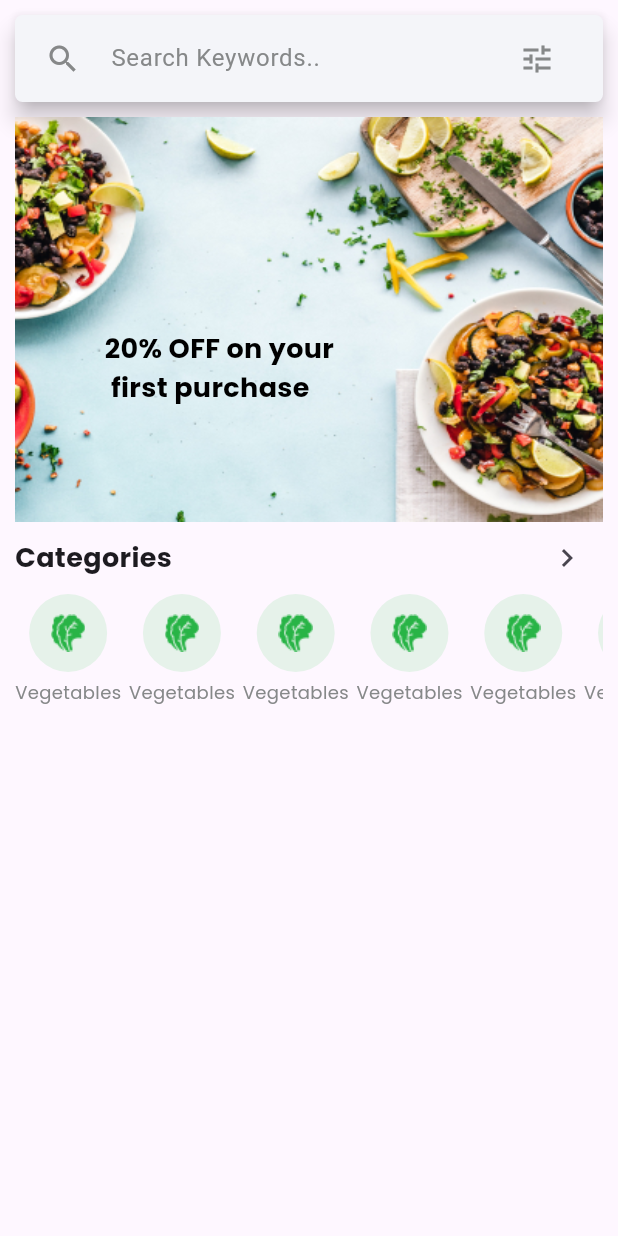
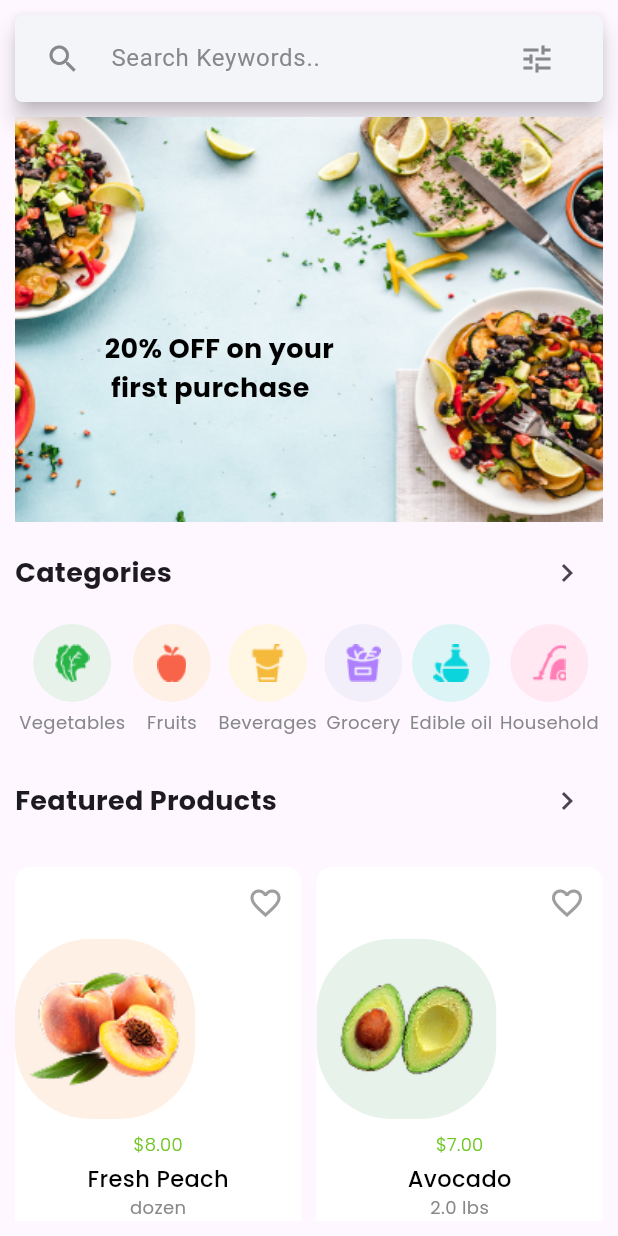
Before and after one commit to Omaralkhanjy94/grocery_app, a Flutter app: the HomeScreen screen opened by its route, on a phone screen of 412 x 824 dp. Run offline on Flutter 3.47's test engine with Material 3 defaults, Android fonts, the phone set to English and light mode, and no system bars; our stand-ins replace google_fonts; missing offline and left inert: short_navigation.

Commit message:
HomePage
I have added categories and features products into home page/screen.

```diff
--- /dev/null
+++ b/lib/models/categories.dart
@@ -0,0 +1,65 @@
+import 'package:flutter/material.dart';
+
+class Category {
+  final String id;
+  final String name;
+  final String imagePath;
+  final Color circleColor;
+  final VoidCallback? onTap;
+  const Category({
+    required this.id,
+    required this.name,
+    required this.imagePath,
+    required this.circleColor,
+    required this.onTap,
+  });
+}
+
+class Categories {
+  static List<Category> getCategories() {
+    return [
+      Category(
+        id: '1',
+        name: 'Vegetables',
+        imagePath: 'assets/images/vegetables.png',
+        circleColor: const Color(0xffE6F2EA),
+        onTap: () {},
+      ),
+      Category(
+        id: '2',
+        name: 'Fruits',
+        imagePath: 'assets/images/fruits.png',
+        circleColor: const Color(0xffFFF0E5),
+        onTap: () {},
+      ),
+      Category(
+        id: '3',
+        name: 'Beverages',
+        imagePath: 'assets/images/beverages.png',
+        circleColor: const Color(0xffFFF6E3),
+        onTap: () {},
+      ),
+      Category(
+        id: '4',
+        name: 'Grocery',
+        imagePath: 'assets/images/grocery.png',
+        circleColor: const Color(0xffF3EFFA),
+        onTap: () {},
+      ),
+      Category(
+        id: '5',
+        name: 'Edible oil',
+        imagePath: 'assets/images/edible_oil.png',
+        circleColor: const Color(0xffDCF4F5),
+        onTap: () {},
+      ),
+      Category(
+        id: '6',
+        name: 'Household',
+        imagePath: 'assets/images/Household.png',
+        circleColor: const Color(0xffFFE8F2),
+        onTap: () {},
+      ),
+    ];
+  }
+}
--- /dev/null
+++ b/lib/models/products.dart
@@ -0,0 +1,75 @@
+import 'package:flutter/material.dart';
+
+class Product {
+  final String id;
+  String name;
+  String imagePath;
+  double price;
+  String? description;
+  bool? isFavorite;
+  Color? circleColor;
+  Product({
+    required this.id,
+    required this.name,
+    required this.imagePath,
+    required this.price,
+    this.description,
+    this.isFavorite = false,
+    this.circleColor,
+  });
+}
+
+class Products {
+  static List<Product> getProducts() {
+    return [
+      Product(
+        id: '1',
+        name: 'Fresh Peach',
+        imagePath: 'assets/images/peach.png',
+        price: 8.00,
+        description: 'dozen',
+        circleColor: const Color(0xffFFF0E5),
+      ),
+      Product(
+        id: '2',
+        name: 'Avocado',
+        imagePath: 'assets/images/avocado.png',
+        price: 7.00,
+        description: '2.0 lbs',
+        circleColor: const Color(0xffE6F2EA),
+      ),
+      Product(
+        id: '3',
+        name: 'Pineapple',
+        imagePath: 'assets/images/pineapple.png',
+        price: 3.99,
+        description: '1.50 lbs',
+        circleColor: const Color(0xffFFF6E3),
+      ),
+      Product(
+        id: '4',
+        name: 'Broccoli',
+        imagePath: 'assets/images/broccoli.png',
+        price: 3.00,
+        description: '1.0 kg',
+        circleColor: const Color(0xffE6F2EA),
+      ),
+      Product(
+        id: '5',
+        name: 'Black Grapes',
+        imagePath: 'assets/images/black_grapes.png',
+        price: 7.05,
+        description: '5.0 lbs',
+        circleColor: const Color(0xFFE2F5AD),
+      ),
+      Product(
+        id: '6',
+        name: 'Pomegranate',
+        imagePath: 'assets/images/pomegranate.png',
+        price: 2.05,
+        description: '1.5 lbs',
+        circleColor: const Color(0xffFFF0E5),
+      ),
+    ];
+  }
+}
--- a/lib/pages/home_screen.dart
+++ b/lib/pages/home_screen.dart
@@ -1,18 +1,31 @@
 import 'package:flutter/material.dart';
 import 'package:google_fonts/google_fonts.dart' show GoogleFonts;
-import 'package:grocery_app/widgets/category_widget.dart';
+import 'package:grocery_app/models/products.dart';
+import 'package:grocery_app/widgets/product_widget.dart';
+import 'package:grocery_app/widgets/session_widget.dart';
+import '../../models/categories.dart';
+import '../../widgets/category_widget.dart';
 import '../../extensions/customization_string.dart';
 import '../../extensions/sized_box_x.dart';
 import '../../widgets/custom_scaffold.dart';
 
 class HomeScreen extends StatelessWidget {
-  const HomeScreen({super.key});
+  HomeScreen({super.key});
+
+  ///Categories list
+  final List<Category> categories = Categories.getCategories();
+
+  ///Products list
+  final List<Product> products = Products.getProducts();
 
   @override
   Widget build(BuildContext context) {
     return CustomScaffold(
       title: 'Home',
-      body: SafeArea(
+      body: SingleChildScrollView(
+        child: SizedBox(
+          height: MediaQuery.sizeOf(context).height,
+          child: SafeArea(
             child: Padding(
               padding: const EdgeInsets.all(10.0),
               child: Column(
@@ -62,14 +75,18 @@ class HomeScreen extends StatelessWidget {
                     decoration: BoxDecoration(
                       borderRadius: BorderRadius.circular(0),
                       image: const DecorationImage(
-                    image: AssetImage('assets/images/home_screen_cover.jpg'),
+                        image: AssetImage(
+                          'assets/images/home_screen_cover.jpg',
+                        ),
                         fit: BoxFit.fill,
                       ),
                     ),
                     child: Align(
                       alignment: Alignment(-0.5, 0.3), // left center
                       child: Text(
-                    '20% OFF on your first purchase'.addNewLine(maxLength: 15),
+                        '20% OFF on your first purchase'.addNewLine(
+                          maxLength: 15,
+                        ),
                         style: GoogleFonts.poppins(
                           color: Colors.black,
                           fontSize: 18,
@@ -79,33 +96,52 @@ class HomeScreen extends StatelessWidget {
                     ),
                   ),
                   //todo: categories
-              Row(
-                mainAxisAlignment: MainAxisAlignment.spaceBetween,
-                children: [
-                  Text("Categories",style: GoogleFonts.poppins(
-                    fontSize: 18,fontWeight: FontWeight.w700
-                  ),),
-                  IconButton(onPressed: (){}, icon: Icon(Icons.keyboard_arrow_right))
-                ],
+                  // A row with "Categories" text on the left and an arrow icon on the right
+                  SessionWidget(
+                    title: 'Categories',
+                    onViewAllPressed: () {
+                      // Handle view all categories action
+                    },
                   ),
-
                   SingleChildScrollView(
                     scrollDirection: Axis.horizontal,
                     child: Row(
                       spacing: 5,
-                  children: [
-                    //todo: create a list includes all categories
-                    for(int i=0; i< 10; i++)
-                      CategoryWidget(
-                          circleColor: Color(0xffE6F2EA),
-                          image: "assets/images/vegetables_icon.png",
-                          title: "Vegetables"
-                      )
+                      children: categories
+                          .map((category) => CategoryWidget(category: category))
+                          .toList(),
+                    ),
+                  ),
+                  //todo: featured products
+                  10.height,
+                  SessionWidget(
+                    title: 'Featured Products',
+                    onViewAllPressed: () {
+                      // Handle view all featured products action
+                    },
+                  ),
+                  10.height,
+                  Expanded(
+                    child: GridView.builder(
+                      gridDelegate:
+                          const SliverGridDelegateWithFixedCrossAxisCount(
+                            crossAxisCount: 2,
+                            mainAxisSpacing: 10,
+                            crossAxisSpacing: 10,
+                            childAspectRatio: 0.7,
+                          ),
+                      itemCount: products.length, // Number of featured products
+                      itemBuilder: (context, index) {
+                        return products
+                            .map((product) => ProductWidget(product: product))
+                            .toList()[index];
+                      },
+                    ),
+                  ),
+                  //todo: the bottom navigation bar
                 ],
               ),
-              )
-              //todo: featured products
-            ],
+            ),
           ),
         ),
       ),
--- a/lib/start.dart
+++ b/lib/start.dart
@@ -21,7 +21,7 @@ class Groccery extends StatelessWidget {
         '/splash2': (context) => SplashScreen2(),
         '/splash3': (context) => SplashScreen3(),
         '/splash4': (context) => SplashScreen4(),
-        '/home': (context) => const HomeScreen(),
+        '/home': (context) => HomeScreen(),
         '/welcome': (context) => WelcomeScreen(),
         '/login': (context) => LoginScreen(),
         // Add other routes here as needed
--- a/lib/widgets/category_widget.dart
+++ b/lib/widgets/category_widget.dart
@@ -1,34 +1,39 @@
 import 'package:flutter/material.dart';
 import 'package:google_fonts/google_fonts.dart';
+import '../../models/categories.dart';
 
 class CategoryWidget extends StatelessWidget {
-  final Color circleColor;
-  final String image;
-  final String title;
-  const CategoryWidget({
-    super.key,
-    required this.circleColor,
-    required this.image,
-    required this.title
-  });
+  final Category category;
 
+  const CategoryWidget({super.key, required this.category});
+
+  ///Category name
+  String get name => category.name;
+
+  ///Category image
+  String get imagePath => category.imagePath;
+
+  ///Category circle color
+  Color get circleColor => category.circleColor;
+
+  ///Category onTap
+  VoidCallback? get onTap => category.onTap;
   @override
   Widget build(BuildContext context) {
     return InkWell(
-      onTap: (){
-
-      },
+      onTap: onTap,
       child: Column(
         spacing: 5,
         children: [
           CircleAvatar(
-            radius: 52/2,
+            radius: 52 / 2,
             backgroundColor: circleColor,
-            child: Image.asset(image,height: 25,width: 25,),
+            child: Image.asset(imagePath, height: 25, width: 25),
           ),
-          Text(title,style: GoogleFonts.poppins(
-              fontSize: 12, color: Color(0xff868889)
-          ),)
+          Text(
+            name,
+            style: GoogleFonts.poppins(fontSize: 12, color: Color(0xff868889)),
+          ),
         ],
       ),
     );
--- /dev/null
+++ b/lib/widgets/product_widget.dart
@@ -0,0 +1,130 @@
+import 'package:flutter/material.dart';
+import 'package:google_fonts/google_fonts.dart' show GoogleFonts;
+import '../models/products.dart' show Product;
+
+class ProductWidget extends StatelessWidget {
+  final Product product;
+
+  const ProductWidget({super.key, required this.product});
+
+  ///Product name
+  String get name => product.name;
+
+  ///Product image
+  String get imagePath => product.imagePath;
+
+  ///Product price
+  double get price => product.price;
+
+  ///Product description
+  String? get description => product.description;
+
+  ///Product isFavorite
+  bool? get isFavorite => product.isFavorite;
+  set isFavorite(bool? value) {
+    product.isFavorite = value;
+  }
+
+  ///Product circle color
+  Color? get circleColor => product.circleColor;
+
+  @override
+  Widget build(BuildContext context) {
+    return Container(
+      decoration: BoxDecoration(
+        color: Colors.white,
+        borderRadius: BorderRadius.circular(10),
+      ),
+      child: Column(
+        crossAxisAlignment: CrossAxisAlignment.start,
+        children: [
+          //Favorite Icon button at the top right corner
+          Align(
+            alignment: Alignment.topRight,
+            child: IconButton(
+              icon: Icon(
+                isFavorite == true ? Icons.favorite : Icons.favorite_border,
+                color: isFavorite == true ? Colors.red : Colors.grey,
+              ),
+              onPressed: () {
+                // Handle favorite button press
+                product.isFavorite = !(product.isFavorite ?? false);
+                (context as Element).markNeedsBuild();
+              },
+            ),
+          ),
+          // Product Image
+          ClipRRect(
+            borderRadius: BorderRadius.circular(10),
+            child: Container(
+              height: 120,
+              width: 120,
+              decoration: BoxDecoration(
+                color: circleColor ?? Colors.grey.shade200,
+                borderRadius: BorderRadius.circular(50),
+              ),
+              padding: const EdgeInsets.all(10),
+              child: Align(
+                alignment: Alignment(0, -1.1),
+                child: Image.asset(
+                  imagePath,
+                  height: 100,
+                  width: 100,
+                  fit: BoxFit.contain,
+                ),
+              ),
+            ),
+          ),
+          const SizedBox(height: 8),
+          // Product Price
+          Padding(
+            padding: const EdgeInsets.symmetric(horizontal: 8.0),
+            child: Center(
+              child: Text(
+                '\$${price.toStringAsFixed(2)}',
+                style: GoogleFonts.poppins(
+                  fontSize: 12,
+                  fontWeight: FontWeight.w300,
+                  color: Color(0xff6CC51D),
+                ),
+                textAlign: TextAlign.center,
+              ),
+            ),
+          ),
+          const SizedBox(height: 4),
+          // Product Name
+          Padding(
+            padding: const EdgeInsets.symmetric(horizontal: 8.0),
+            child: Center(
+              child: Text(
+                name,
+                style: GoogleFonts.poppins(
+                  fontSize: 15,
+                  fontWeight: FontWeight.w500,
+                  color: Colors.black,
+                ),
+                textAlign: TextAlign.center,
+              ),
+            ),
+          ),
+          //Product Description
+          if (description != null)
+            Padding(
+              padding: const EdgeInsets.symmetric(horizontal: 8.0),
+              child: Center(
+                child: Text(
+                  description!,
+                  style: GoogleFonts.poppins(
+                    fontSize: 12,
+                    fontWeight: FontWeight.w400,
+                    color: Color(0xFF868889),
+                  ),
+                  textAlign: TextAlign.center,
+                ),
+              ),
+            ),
+        ],
+      ),
+    );
+  }
+}
--- /dev/null
+++ b/lib/widgets/session_widget.dart
@@ -0,0 +1,36 @@
+import 'package:flutter/material.dart';
+import 'package:google_fonts/google_fonts.dart' show GoogleFonts;
+
+class SessionWidget extends StatelessWidget {
+  final String title;
+  final VoidCallback onViewAllPressed;
+
+  const SessionWidget({
+    super.key,
+    required this.title,
+    required this.onViewAllPressed,
+  });
+
+  @override
+  Widget build(BuildContext context) {
+    return Container(
+      padding: const EdgeInsets.symmetric(vertical: 10),
+      child: Row(
+        mainAxisAlignment: MainAxisAlignment.spaceBetween,
+        children: [
+          Text(
+            title,
+            style: GoogleFonts.poppins(
+              fontSize: 18,
+              fontWeight: FontWeight.w700,
+            ),
+          ),
+          IconButton(
+            onPressed: onViewAllPressed,
+            icon: const Icon(Icons.keyboard_arrow_right),
+          ),
+        ],
+      ),
+    );
+  }
+}
```
Also changed, not shown: assets/images/Household.png (added), assets/images/avocado.png (added), assets/images/beverages.png (added), assets/images/black_grapes.png (added), assets/images/broccoli.png (added), assets/images/edible_oil.png (added), assets/images/fruits.png (added), assets/images/grocery.png (added), assets/images/peach.png (added), assets/images/pineapple.png (added), assets/images/pomegranate.png (added), assets/images/vegetables.png (renamed from assets/images/vegetables_icon.png). Lines whose indentation alone changed are shown as unchanged.
